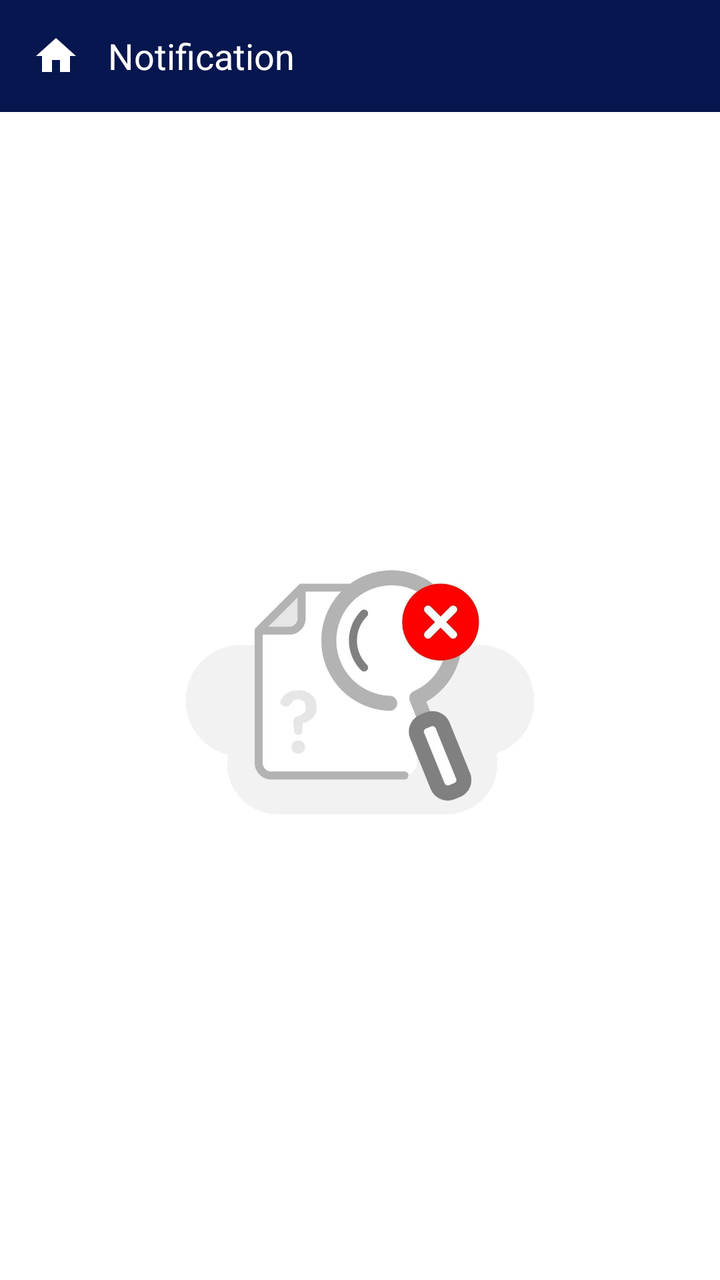
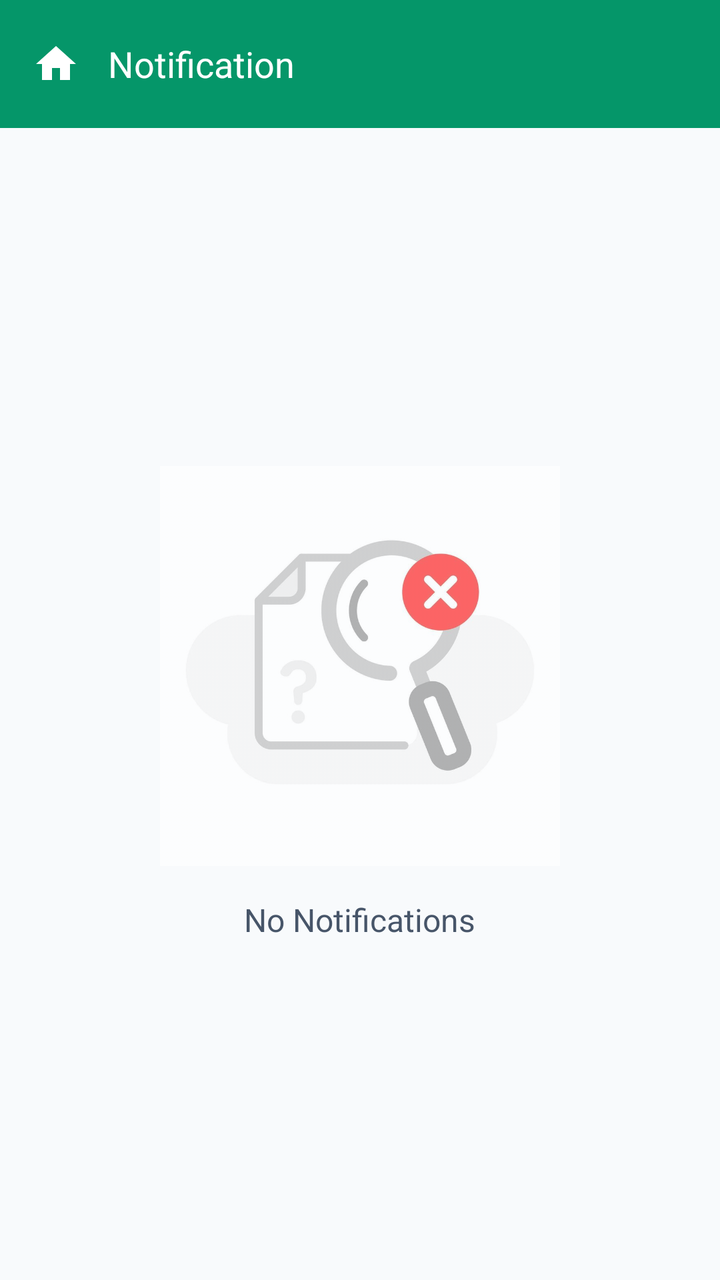

Before-and-after screenshots of an Android layout around one commit, followed by the original layout XML and the change that was made.
<!-- AndroidManifest.xml: application theme Theme.TestMaster -->
<!-- res/layout/activity_notification.xml -->
<?xml version="1.0" encoding="utf-8"?>
<androidx.constraintlayout.widget.ConstraintLayout xmlns:android="http://schemas.android.com/apk/res/android"
    xmlns:app="http://schemas.android.com/apk/res-auto"
    xmlns:tools="http://schemas.android.com/tools"
    android:layout_width="match_parent"
    android:layout_height="match_parent"
    android:background="@drawable/statusbar_background"
    android:fitsSystemWindows="true"
    tools:context=".activities.NotificationActivity">

    <androidx.appcompat.widget.Toolbar
        android:id="@+id/toolbar"
        android:layout_width="match_parent"
        android:layout_height="wrap_content"
        android:background="@color/primary_blue"
        app:layout_constraintTop_toTopOf="parent"
        android:theme="@style/CustomSearchViewTheme"
        app:popupTheme="@style/CustomSearchViewTheme">

        <ImageView
            android:id="@+id/iv_home"
            android:layout_width="wrap_content"
            android:layout_height="wrap_content"
            android:src="@drawable/baseline_home_24"
            app:tint="@color/white"/>
        <TextView
            android:id="@+id/toolbar_title"
            android:layout_width="wrap_content"
            android:layout_height="wrap_content"
            android:layout_gravity="center_vertical"
            android:text="Notification"
            android:layout_marginStart="30dp"
            android:textColor="@android:color/white"
            android:textSize="18sp" />
    </androidx.appcompat.widget.Toolbar>
    <LinearLayout
        android:layout_width="match_parent"
        android:layout_height="0dp"
        android:background="@color/white"
        app:layout_constraintBottom_toBottomOf="parent"
        app:layout_constraintEnd_toEndOf="parent"
        app:layout_constraintStart_toStartOf="parent"
        app:layout_constraintTop_toBottomOf="@+id/toolbar"
        android:gravity="center"
        android:orientation="vertical">
    <ImageView
        android:id="@+id/imageView"
        android:layout_width="200dp"
        android:layout_height="200dp"
        android:src="@drawable/notfound" />
    </LinearLayout>
</androidx.constraintlayout.widget.ConstraintLayout>
<!-- resources referenced by this layout -->
<resources>
  <color name="primary_blue">#06164E</color>
  <color name="white">#FFFFFFFF</color>
  <!-- drawable baseline_home_24 (drawable) -->
  <vector android:height="24dp" android:tint="#000000"
      android:viewportHeight="24" android:viewportWidth="24"
      android:width="24dp" xmlns:android="http://schemas.android.com/apk/res/android">
      <path android:fillColor="@android:color/white" android:pathData="M10,20v-6h4v6h5v-8h3L12,3 2,12h3v8z"/>
  </vector>
  <!-- drawable notfound: jpg bitmap (drawable, 19897 bytes) -->
  <!-- drawable statusbar_background (drawable) -->
  <?xml version="1.0" encoding="utf-8"?>
  <layer-list xmlns:android="http://schemas.android.com/apk/res/android">
  
      <item android:height="150dp">
          <shape>
              <solid android:color="@color/primary_blue"/>
          </shape>
      </item>
  
      <item android:top="150dp">
          <shape>
              <solid android:color="@color/white"/>
          </shape>
      </item>
  
  </layer-list>
  <style name="CustomSearchViewTheme" parent="ThemeOverlay.AppCompat.Dark.ActionBar">
          <item name="colorControlActivated">@android:color/white</item>
          <item name="android:textColor">@android:color/white</item>
          <item name="android:textColorHint">@android:color/white</item>
          <item name="android:queryBackground">@android:color/transparent</item>
      </style>
  <style name="Theme.TestMaster" parent="Base.Theme.TestMaster" />
  <style name="Base.Theme.TestMaster" parent="Theme.MaterialComponents.DayNight.NoActionBar">
          
           <item name="colorPrimary">@color/primary_blue</item>
          <item name="android:statusBarColor">@color/primary_blue</item>
          <item name="colorAccent">@color/primary_blue</item>
      </style>
</resources>

<!-- the commit's change to res/layout/activity_notification.xml (unified diff, before → after) -->
@@ -12,7 +12,7 @@
         android:id="@+id/toolbar"
         android:layout_width="match_parent"
         android:layout_height="wrap_content"
-        android:background="@color/primary_blue"
+        android:background="@color/primary"
         app:layout_constraintTop_toTopOf="parent"
         android:theme="@style/CustomSearchViewTheme"
         app:popupTheme="@style/CustomSearchViewTheme">
@@ -36,7 +36,7 @@
     <LinearLayout
         android:layout_width="match_parent"
         android:layout_height="0dp"
-        android:background="@color/white"
+        android:background="@color/background"
         app:layout_constraintBottom_toBottomOf="parent"
         app:layout_constraintEnd_toEndOf="parent"
         app:layout_constraintStart_toStartOf="parent"
@@ -47,6 +47,14 @@
         android:id="@+id/imageView"
         android:layout_width="200dp"
         android:layout_height="200dp"
+        android:alpha="0.6"
         android:src="@drawable/notfound" />
+    <TextView
+        android:layout_width="wrap_content"
+        android:layout_height="wrap_content"
+        android:layout_marginTop="16dp"
+        android:text="No Notifications"
+        android:textColor="@color/text_secondary"
+        android:textSize="16sp" />
     </LinearLayout>
 </androidx.constraintlayout.widget.ConstraintLayout>
<!-- resource entries referenced after the edit -->
@@ -1,6 +1,8 @@
 <!-- resources referenced by this layout -->
 <resources>
-  <color name="primary_blue">#06164E</color>
+  <color name="background">#F8FAFC</color>
+  <color name="primary">#059669</color>
+  <color name="text_secondary">#475569</color>
   <color name="white">#FFFFFFFF</color>
   <!-- drawable baseline_home_24 (drawable) -->
   <vector android:height="24dp" android:tint="#000000"
@@ -15,29 +17,69 @@
   
       <item android:height="150dp">
           <shape>
-              <solid android:color="@color/primary_blue"/>
+              <solid android:color="@color/primary"/>
           </shape>
       </item>
   
       <item android:top="150dp">
           <shape>
-              <solid android:color="@color/white"/>
+              <solid android:color="@color/background"/>
           </shape>
       </item>
   
   </layer-list>
   <style name="CustomSearchViewTheme" parent="ThemeOverlay.AppCompat.Dark.ActionBar">
-          <item name="colorControlActivated">@android:color/white</item>
-          <item name="android:textColor">@android:color/white</item>
-          <item name="android:textColorHint">@android:color/white</item>
+          <item name="colorControlActivated">@color/white</item>
+          <item name="android:textColor">@color/white</item>
+          <item name="android:textColorHint">@color/white</item>
           <item name="android:queryBackground">@android:color/transparent</item>
       </style>
   <style name="Theme.TestMaster" parent="Base.Theme.TestMaster" />
-  <style name="Base.Theme.TestMaster" parent="Theme.MaterialComponents.DayNight.NoActionBar">
+  <style name="Base.Theme.TestMaster" parent="Theme.Material3.DayNight.NoActionBar">
           
-           <item name="colorPrimary">@color/primary_blue</item>
-          <item name="android:statusBarColor">@color/primary_blue</item>
-          <item name="colorAccent">@color/primary_blue</item>
+          <item name="colorPrimary">@color/primary</item>
+          <item name="colorOnPrimary">@color/onPrimary</item>
+          <item name="colorPrimaryContainer">@color/primaryContainer</item>
+          <item name="colorOnPrimaryContainer">@color/onPrimaryContainer</item>
+  
+          <item name="colorSecondary">@color/secondary</item>
+          <item name="colorOnSecondary">@color/onSecondary</item>
+          <item name="colorSecondaryContainer">@color/secondaryContainer</item>
+          <item name="colorOnSecondaryContainer">@color/onSecondaryContainer</item>
+  
+          
+          <item name="android:windowBackground">@color/background</item>
+          <item name="colorSurface">@color/surface</item>
+          <item name="colorOnSurface">@color/onSurface</item>
+          <item name="colorSurfaceVariant">@color/surfaceVariant</item>
+          <item name="colorOnSurfaceVariant">@color/onSurfaceVariant</item>
+          <item name="colorOutline">@color/outline</item>
+  
+          
+          <item name="colorError">@color/error</item>
+          <item name="colorOnError">@color/onError</item>
+          <item name="colorErrorContainer">@color/errorContainer</item>
+          <item name="colorOnErrorContainer">@color/onErrorContainer</item>
+  
+          
+          <item name="android:statusBarColor">@color/surface</item>
+          <item name="android:windowLightStatusBar">true</item>
       </style>
+  <color name="onPrimary">#FFFFFF</color>
+  <color name="primaryContainer">#D1FAE5</color>
+  <color name="onPrimaryContainer">#064E3B</color>
+  <color name="secondary">#64748B</color>
+  <color name="onSecondary">#FFFFFF</color>
+  <color name="secondaryContainer">#F1F5F9</color>
+  <color name="onSecondaryContainer">#0F172A</color>
+  <color name="surface">#FFFFFF</color>
+  <color name="onSurface">#0F172A</color>
+  <color name="surfaceVariant">#E2E8F0</color>
+  <color name="onSurfaceVariant">#475569</color>
+  <color name="outline">#94A3B8</color>
+  <color name="error">#EF4444</color>
+  <color name="onError">#FFFFFF</color>
+  <color name="errorContainer">#FEE2E2</color>
+  <color name="onErrorContainer">#991B1B</color>
 </resources>
 
